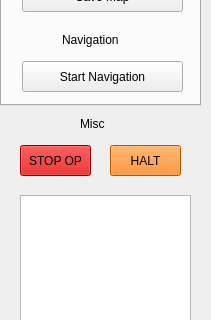
Qt form UI/resource/building-inspec-control.ui (Concordia-Building-Inspection-Robot/wheeltec-building-inspection) before a commit; both pictures show x 0 to 211 and y 205 to 525 of the 211 by 625 pixel window.
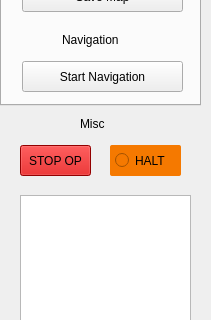
The same form after that commit.

Commit message: fixed the halt button to save current goal

```diff
--- a/UI/resource/building-inspec-control.ui
+++ b/UI/resource/building-inspec-control.ui
@@ -244,7 +244,7 @@
     <string>Misc</string>
    </property>
   </widget>
-  <widget class="QPushButton" name="Halt">
+  <widget class="QRadioButton" name="Halt">
    <property name="geometry">
     <rect>
      <x>110</x>
@@ -257,7 +257,10 @@
     <bool>false</bool>
    </property>
    <property name="styleSheet">
-    <string notr="true">background-color: rgb(245, 121, 0)</string>
+    <string notr="true">background-color: rgb(245, 121, 0);
+border-radius: 2px;
+text-align: center;
+padding-left: 5px</string>
    </property>
    <property name="text">
     <string>HALT</string>
```
The commit also changes 2 other files.
